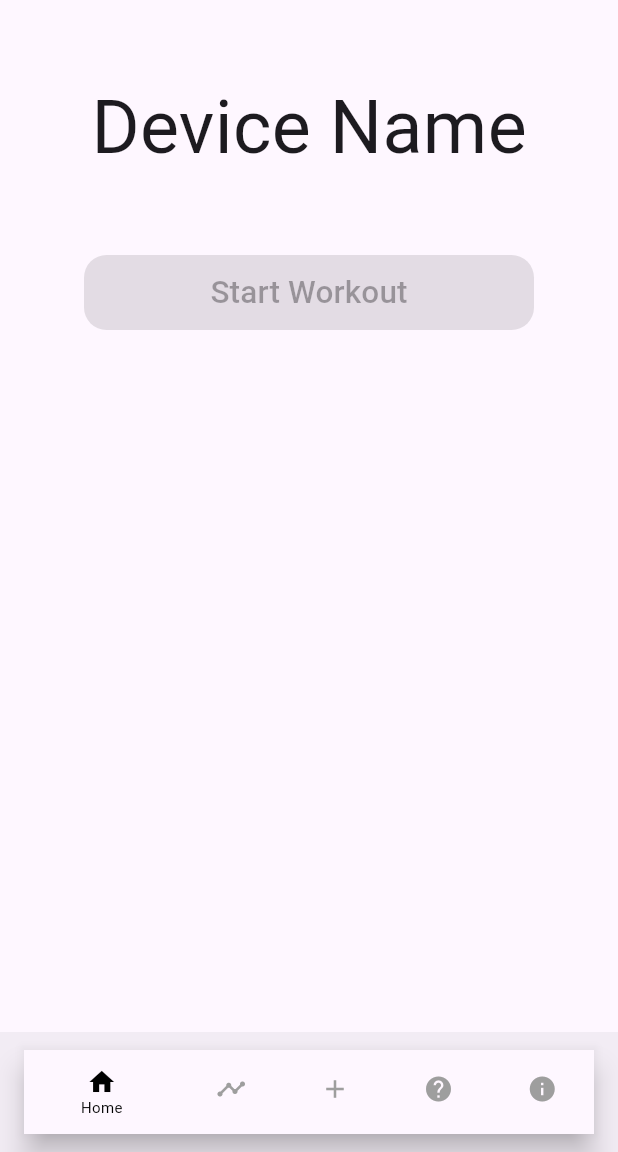
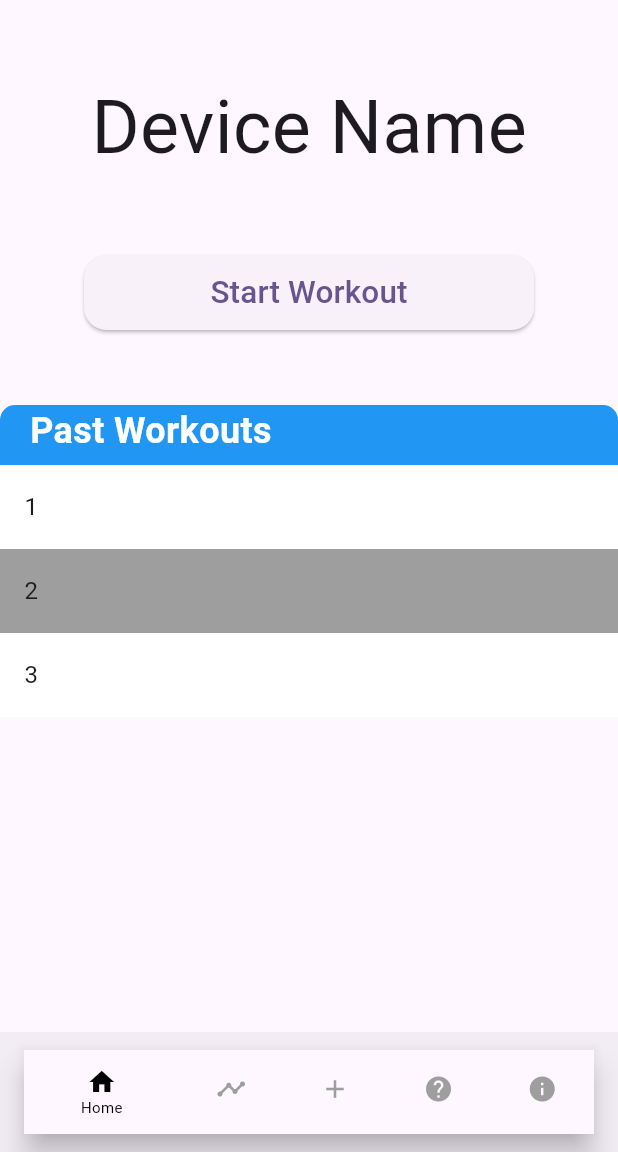
Before and after one commit to jjj7632/SmartGymCompanion, a Flutter app: the screen it shows after launch, on a phone screen of 412 x 824 dp, the part 84-1236 px from its top. Run offline on Flutter 3.47's test engine with Material 2 defaults, Android fonts, the light colour scheme and no system bars.

Commit message:
Added a Provider to give start workout button functionality

```diff
--- a/flutter/lib/home.dart
+++ b/flutter/lib/home.dart
@@ -7,7 +7,9 @@
 /// Created on: Aug 26, 2023
 
 import 'package:flutter/material.dart';
+import 'package:provider/provider.dart';
 import 'commonButton.dart';
+import 'provider.dart';
 
 class HomePage extends StatefulWidget{
   const HomePage({super.key});
@@ -18,20 +20,95 @@ class HomePage extends StatefulWidget{
 
 class _HomePageState extends State<HomePage> {
 
+  // REPLACE THIS WITH DATA FETHCED FROM USER
+  List<String> data = ["1", "2", "3"];
+
   @override
   Widget build(BuildContext context){
-    return const Center(
+    return Center(
       child: Column(
         children: [
-          SizedBox(height: 50,),
-          Text(
+          const SizedBox(height: 50),
+          const Text(
             "Device Name",
             textScaleFactor: 3.5,
           ),
-          SizedBox(height: 50,),
-          CommonButton(label: "Start Workout")
+          const SizedBox(height: 50,),
+          CommonButton(
+            label: "Start Workout",
+            onPressed: () {
+              Provider.of<PageState>(context, listen: false)
+                .setCurrentIndex(2);
+            },
+            ),
+          const SizedBox(height: 50,),
+          const DataTableTitle(),
+          DataTableData(data: data)
         ]
         ),
     );
   }
 }
+
+
+// Data Display on Table
+class DataTableData extends StatelessWidget {
+  const DataTableData({
+    super.key,
+    required this.data,
+  });
+
+  final List<String> data;
+
+  @override
+  Widget build(BuildContext context) {
+    return Expanded(
+      child: ListView(
+        children: [
+          for(int i = 0; i < data.length; i++)
+            if (i % 2 == 0)
+              Container(
+                color: Colors.white,
+                child: ListTile(title: Text(data[i])),
+              )
+            else
+              Container(
+                color: Colors.grey,
+                child: ListTile(title: Text(data[i])),
+              )
+        ],
+      ),
+    );
+  }
+}
+
+
+/// Blue Bar Title for the Data Table
+class DataTableTitle extends StatelessWidget {
+  const DataTableTitle({
+    super.key,
+  });
+
+  @override
+  Widget build(BuildContext context) {
+    return Container(
+      width: 6100,
+      height: 40,
+      decoration: const BoxDecoration(
+        color: Colors.blue,
+        borderRadius: BorderRadius.only(topLeft: Radius.circular(10.0), topRight: Radius.circular(10.0))
+      ),
+      child: const Padding(
+        padding: EdgeInsets.only(left: 20.0),
+        child: Text(
+          "Past Workouts",
+          style: TextStyle(
+            color: Colors.white,
+            fontSize: 24,
+            fontWeight: FontWeight.bold
+          ),
+          ),
+      )
+    );
+  }
+}
--- a/flutter/lib/main.dart
+++ b/flutter/lib/main.dart
@@ -6,15 +6,28 @@
 /// Created on: Aug 26, 2023
 
 import 'package:flutter/material.dart';
+import 'package:provider/provider.dart';
 import 'home.dart';
 import 'placeHolder.dart';
+import 'provider.dart';
 
 void main() {
-  runApp(const MyApp());
+  runApp(
+    ChangeNotifierProvider(
+      create: (context) => PageState(),
+      child: Consumer<PageState>(
+        builder: (context, pageState, child) {
+          return MyApp(currentPageIndex: pageState.currentPageIndex);
+        },
+      )
+    )
+  );
 }
 
 class MyApp extends StatelessWidget {
-  const MyApp({super.key});
+  final int currentPageIndex;
+
+  const MyApp({super.key, required this.currentPageIndex});
 
   // This widget is the root of your application.
   @override
@@ -25,20 +38,23 @@
         colorScheme: ColorScheme.fromSeed(seedColor: Colors.deepPurple),
         useMaterial3: true,
       ),
-      home: const MyHomePage(title: 'Pumped'),
+      home: MyHomePage(title: 'Pumped', currentIndex: currentPageIndex),
     );
   }
 }
 
 class MyHomePage extends StatefulWidget {
-  const MyHomePage({super.key, required this.title});
+  const MyHomePage({Key? key, required this.title, required this.currentIndex}) : super(key: key);
+
   final String title;
+  final int currentIndex;
 
   @override
   State<MyHomePage> createState() => _MyHomePageState();
 }
 
 class _MyHomePageState extends State<MyHomePage> {
+
   int _currentIndex = 0;
 
   // List of pages bottom bar indexes correspond to (max 5)
@@ -52,6 +68,7 @@
 
   @override
   Widget build(BuildContext context) {
+    _currentIndex = widget.currentIndex;
     return Scaffold(
       appBar: AppBar(
         backgroundColor: Color.fromARGB(255, 255, 255, 255),
@@ -69,7 +86,8 @@
            // Listens to which index of bottom bar is tapped and changes index accordingly
            onTap: (index) {
             setState(() {
-              _currentIndex = index;
+              Provider.of<PageState>(context, listen: false)
+                .setCurrentIndex(index);
             });
            },
            items: const [
--- /dev/null
+++ b/flutter/lib/provider.dart
@@ -0,0 +1,13 @@
+import 'package:flutter/material.dart';
+import 'package:provider/provider.dart';
+
+class PageState with ChangeNotifier{
+  int _currentPageIndex = 0;
+
+  int get currentPageIndex => _currentPageIndex;
+
+  void setCurrentIndex(int index){
+    _currentPageIndex = index;
+    notifyListeners();
+  }
+}
```
